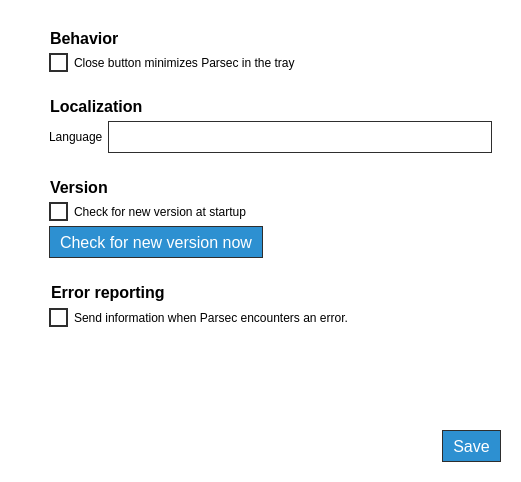
Qt form parsec/core/gui/forms/global_settings_widget.ui (Scille/parsec-cloud) before a commit.
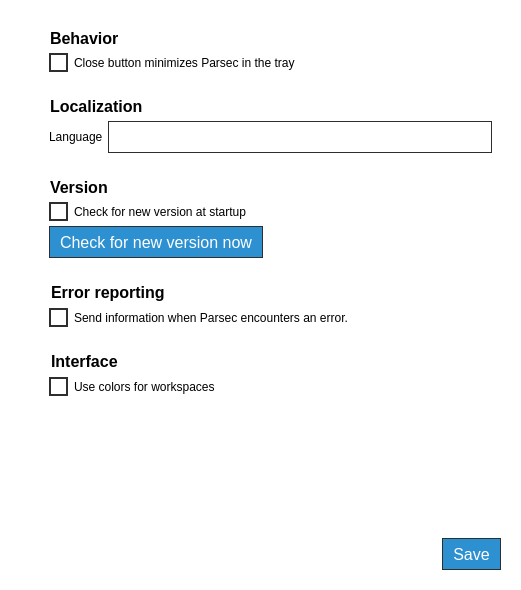
The same form after that commit. Icons and pictures are not drawn.

The edit to the form file:
```diff
--- a/parsec/core/gui/forms/global_settings_widget.ui
+++ b/parsec/core/gui/forms/global_settings_widget.ui
@@ -7,7 +7,7 @@
     <x>0</x>
     <y>0</y>
     <width>521</width>
-    <height>482</height>
+    <height>590</height>
    </rect>
   </property>
   <property name="windowTitle">
@@ -144,7 +144,7 @@
         <x>0</x>
         <y>0</y>
         <width>481</width>
-        <height>368</height>
+        <height>476</height>
        </rect>
       </property>
       <layout class="QVBoxLayout" name="verticalLayout_2">
@@ -536,6 +536,81 @@
          </layout>
         </widget>
        </item>
+       <item>
+        <widget class="QWidget" name="widget_2" native="true">
+         <layout class="QVBoxLayout" name="verticalLayout_7">
+          <property name="leftMargin">
+           <number>0</number>
+          </property>
+          <property name="topMargin">
+           <number>0</number>
+          </property>
+          <property name="rightMargin">
+           <number>0</number>
+          </property>
+          <property name="bottomMargin">
+           <number>0</number>
+          </property>
+          <item>
+           <layout class="QHBoxLayout" name="horizontalLayout_13">
+            <item>
+             <widget class="QLabel" name="label_7">
+              <property name="minimumSize">
+               <size>
+                <width>16</width>
+                <height>16</height>
+               </size>
+              </property>
+              <property name="maximumSize">
+               <size>
+                <width>16</width>
+                <height>16</height>
+               </size>
+              </property>
+              <property name="text">
+               <string/>
+              </property>
+              <property name="pixmap">
+               <pixmap resource="../rc/resources.qrc">:/icons/images/icons/right-chevron_black.png</pixmap>
+              </property>
+              <property name="scaledContents">
+               <bool>true</bool>
+              </property>
+             </widget>
+            </item>
+            <item>
+             <widget class="QLabel" name="label_11">
+              <property name="font">
+               <font>
+                <pointsize>12</pointsize>
+                <weight>75</weight>
+                <bold>true</bold>
+               </font>
+              </property>
+              <property name="text">
+               <string>Interface</string>
+              </property>
+             </widget>
+            </item>
+           </layout>
+          </item>
+          <item>
+           <layout class="QHBoxLayout" name="horizontalLayout_11">
+            <property name="leftMargin">
+             <number>20</number>
+            </property>
+            <item>
+             <widget class="QCheckBox" name="check_box_workspace_color">
+              <property name="text">
+               <string>Use colors for workspaces</string>
+              </property>
+             </widget>
+            </item>
+           </layout>
+          </item>
+         </layout>
+        </widget>
+       </item>
        <item>
         <spacer name="verticalSpacer">
          <property name="orientation">
```
